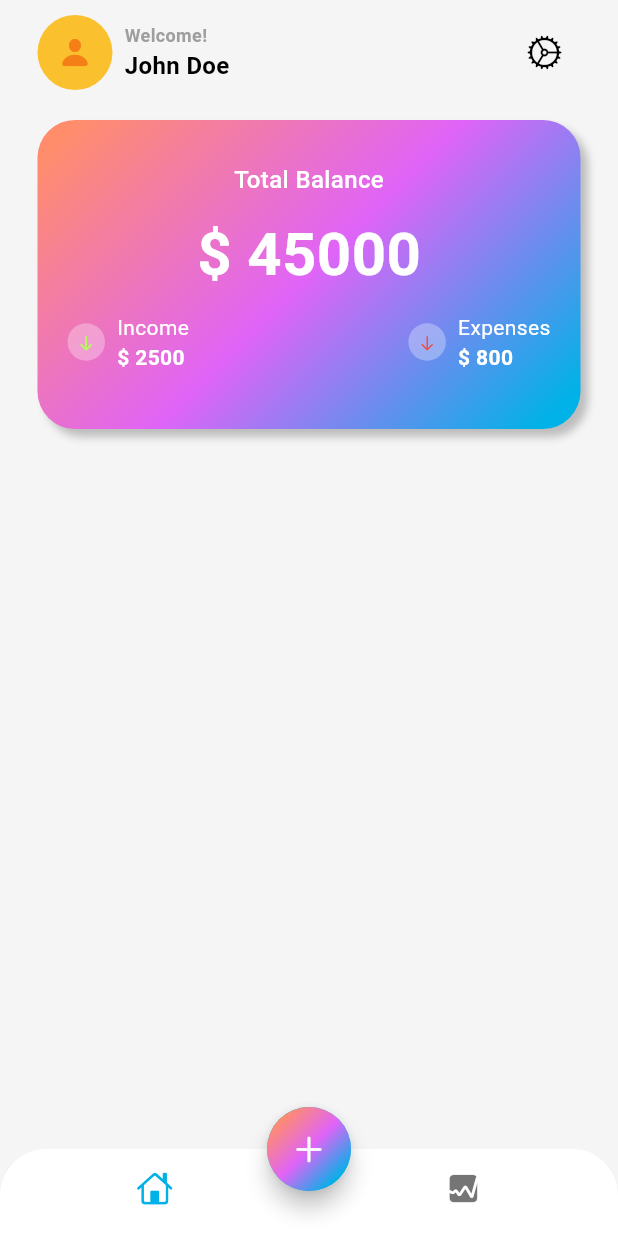
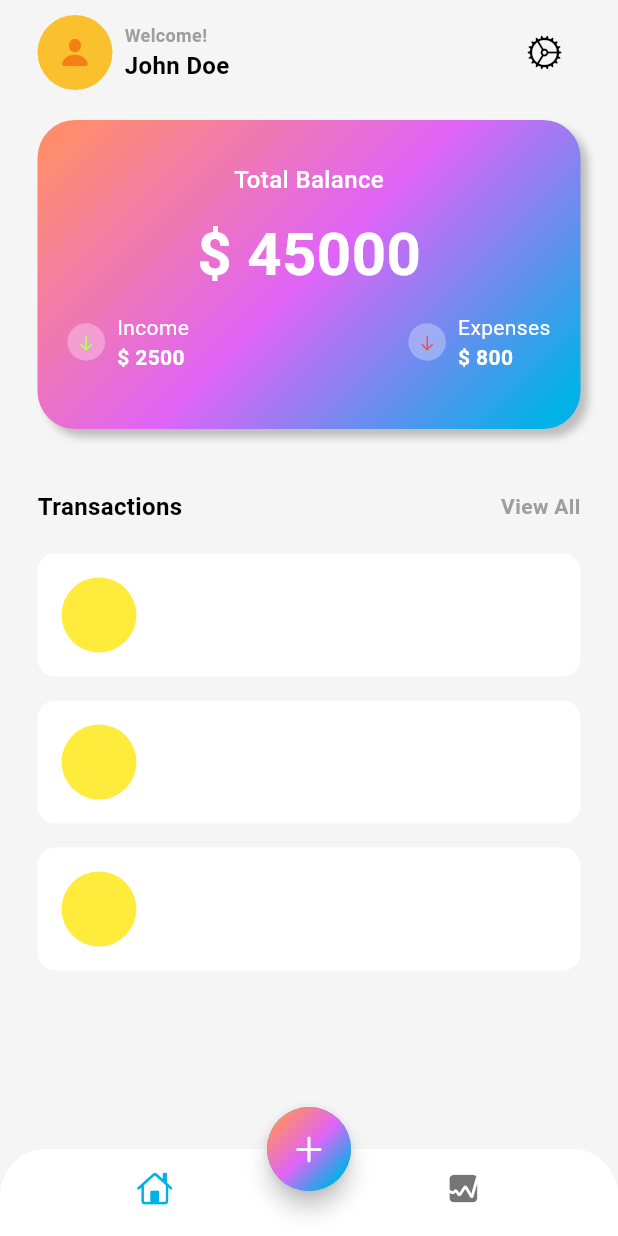
Before and after one commit to Rashmina2000/Expense_tracker_flutter-app, a Flutter app: the screen it shows after launch, on a phone screen of 412 x 824 dp. Run offline on Flutter 3.47's test engine with Material 3 defaults, Android fonts, the phone set to English and light mode, and no system bars.

Commit message:
ListView

```diff
--- a/lib/screens/home/views/main_screen.dart
+++ b/lib/screens/home/views/main_screen.dart
@@ -214,6 +214,66 @@ class MainScreen extends StatelessWidget {
                   )
                 ],
               ),
+            ),
+            SizedBox(
+              height: 40,
+            ),
+            Row(
+              mainAxisAlignment: MainAxisAlignment.spaceBetween,
+              children: [
+                Text(
+                  "Transactions",
+                  style: TextStyle(
+                    fontSize: 16,
+                    color: Colors.black,
+                    fontWeight: FontWeight.bold,
+                  ),
+                ),
+                GestureDetector(
+                  onTap: () {},
+                  child: Text(
+                    "View All",
+                    style: TextStyle(
+                      fontSize: 14,
+                      color: Colors.grey,
+                      fontWeight: FontWeight.w600,
+                    ),
+                  ),
+                )
+              ],
+            ),
+            SizedBox(
+              height: 20,
+            ),
+            Expanded(
+              child: ListView.builder(
+                  itemCount: 3,
+                  itemBuilder: (context, int i) {
+                    return Padding(
+                      padding: const EdgeInsets.only(bottom: 16.0),
+                      child: Container(
+                        decoration: BoxDecoration(
+                          color: Colors.white,
+                          borderRadius: BorderRadius.circular(12),
+                        ),
+                        child: Padding(
+                          padding: const EdgeInsets.all(16.0),
+                          child: Row(
+                            children: [
+                              Container(
+                                width: 50,
+                                height: 50,
+                                decoration: BoxDecoration(
+                                  color: Colors.yellow,
+                                  shape: BoxShape.circle,
+                                ),
+                              )
+                            ],
+                          ),
+                        ),
+                      ),
+                    );
+                  }),
             )
           ],
         ),
```
